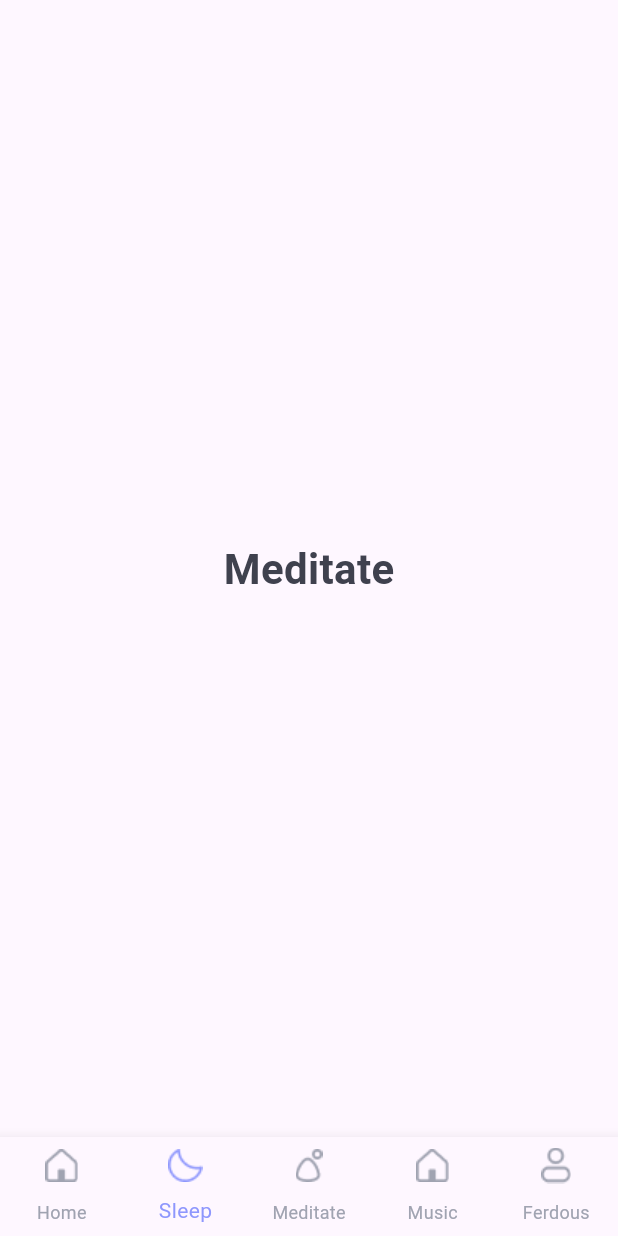
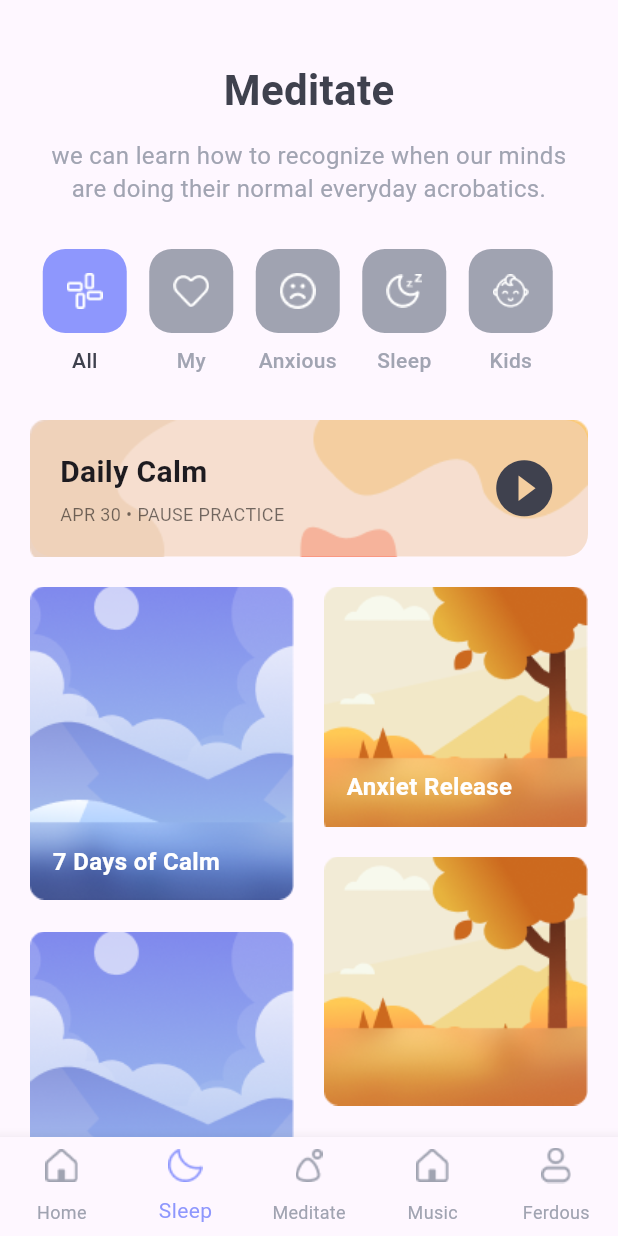
Before and after one commit to ferdoushasanpr/NeuroCalm-Flutter-Application, a Flutter app: the LayoutScreen screen opened directly, item 2 of the bottom bar chosen, on a phone screen of 412 x 824 dp. Run offline on Flutter 3.47's test engine with Material 3 defaults, Android fonts, the phone set to English and light mode, and no system bars.

Commit message:
modify: Category Item Widget Modified and Meditation Screen Completed

```diff
--- a/lib/screens/login.dart
+++ b/lib/screens/login.dart
@@ -1,7 +1,6 @@
 import 'package:flutter/material.dart';
 import 'package:neurocalm/screens/layout_screen.dart';
 import 'package:neurocalm/screens/signup.dart';
-import 'package:neurocalm/screens/home.dart';
 
 class LoginScreen extends StatelessWidget {
   const LoginScreen({super.key});
--- a/lib/screens/meditate.dart
+++ b/lib/screens/meditate.dart
@@ -1,4 +1,6 @@
 import 'package:flutter/material.dart';
+import 'package:neurocalm/widgets/category_item.dart';
+import 'package:neurocalm/widgets/content_card.dart';
 
 class MeditateScreen extends StatelessWidget {
   const MeditateScreen({super.key});
@@ -6,18 +8,162 @@ class MeditateScreen extends StatelessWidget {
   @override
   Widget build(BuildContext context) {
     return SafeArea(
-      child: Container(
-        padding: EdgeInsets.all(20.0),
-        child: Align(
-          alignment: Alignment.center,
-          child: Text(
-            "Meditate",
-            style: TextStyle(
-              color: Color.fromRGBO(63, 65, 78, 1),
-              fontSize: 28,
-              fontWeight: FontWeight.bold,
+      child: SingleChildScrollView(
+        padding: const EdgeInsets.symmetric(horizontal: 20),
+        child: Column(
+          crossAxisAlignment: CrossAxisAlignment.center,
+          children: [
+            const SizedBox(height: 40),
+            const Text(
+              'Meditate',
+              style: TextStyle(
+                fontSize: 28,
+                fontWeight: FontWeight.bold,
+                color: Color.fromRGBO(63, 65, 78, 1),
+              ),
             ),
-          ),
+            const SizedBox(height: 12),
+            const Text(
+              'we can learn how to recognize when our minds\nare doing their normal everyday acrobatics.',
+              textAlign: TextAlign.center,
+              style: TextStyle(
+                fontSize: 16,
+                color: Color.fromRGBO(161, 164, 178, 1),
+                height: 1.4,
+              ),
+            ),
+            const SizedBox(height: 30),
+
+            SingleChildScrollView(
+              scrollDirection: Axis.horizontal,
+              child: Row(
+                children: [
+                  CategoryItem(
+                    label: 'All',
+                    iconPath: "assets/icons/all-icon.png",
+                    color: const Color(0xFF8E97FD),
+                    isActive: true,
+                  ),
+                  CategoryItem(
+                    label: 'My',
+                    iconPath: "assets/icons/love-icon.png",
+                    color: Colors.grey.shade400,
+                    isActive: false,
+                  ),
+                  CategoryItem(
+                    label: 'Anxious',
+                    iconPath: "assets/icons/anxious-icon.png",
+                    color: Colors.grey.shade400,
+                    isActive: false,
+                  ),
+                  CategoryItem(
+                    label: 'Sleep',
+                    iconPath: "assets/icons/sleep-icon.png",
+                    color: Colors.grey.shade400,
+                    isActive: false,
+                  ),
+                  CategoryItem(
+                    label: 'Kids',
+                    iconPath: "assets/icons/kids-icon.png",
+                    color: Colors.grey.shade400,
+                    isActive: false,
+                  ),
+                ],
+              ),
+            ),
+            const SizedBox(height: 30),
+
+            Stack(
+              children: [
+                Positioned(
+                  top: 0,
+                  left: 0,
+                  right: 0,
+                  child: Image.asset('assets/images/daily-calm.png'),
+                ),
+                Container(
+                  padding: const EdgeInsets.all(20),
+                  decoration: BoxDecoration(
+                    color: const Color.fromARGB(166, 241, 209, 181),
+                    borderRadius: BorderRadius.circular(15),
+                  ),
+                  child: Row(
+                    mainAxisAlignment: MainAxisAlignment.spaceBetween,
+                    children: [
+                      Column(
+                        crossAxisAlignment: CrossAxisAlignment.start,
+                        children: const [
+                          Text(
+                            'Daily Calm',
+                            style: TextStyle(
+                              fontSize: 20,
+                              fontWeight: FontWeight.bold,
+                            ),
+                          ),
+                          SizedBox(height: 5),
+                          Text(
+                            'APR 30 • PAUSE PRACTICE',
+                            style: TextStyle(
+                              fontSize: 12,
+                              color: Colors.black54,
+                            ),
+                          ),
+                        ],
+                      ),
+                      const Icon(
+                        Icons.play_circle_fill,
+                        size: 45,
+                        color: Color(0xFF3F414E),
+                      ),
+                    ],
+                  ),
+                ),
+              ],
+            ),
+            const SizedBox(height: 20),
+
+            Row(
+              crossAxisAlignment: CrossAxisAlignment.start,
+              children: [
+                Expanded(
+                  child: Column(
+                    children: [
+                      ContentCard(
+                        title: '7 Days of Calm',
+                        height: 210,
+                        imagePath: 'assets/images/scene-a.png',
+                      ),
+                      const SizedBox(height: 20),
+                      ContentCard(
+                        title: '',
+                        height: 160,
+                        imagePath: 'assets/images/scene-a.png',
+                      ),
+                    ],
+                  ),
+                ),
+                const SizedBox(width: 20),
+                Expanded(
+                  child: Column(
+                    children: [
+                      ContentCard(
+                        title: 'Anxiet Release',
+                        height: 160,
+                        imagePath: 'assets/images/scene-b.png',
+                      ),
+                      const SizedBox(height: 20),
+                      ContentCard(
+                        title: '',
+                        height: 210,
+                        imagePath: 'assets/images/scene-b.png',
+                      ),
+                    ],
+                  ),
+                ),
+              ],
+            ),
+            const SizedBox(height: 40),
+          ],
         ),
       ),
     );
--- a/lib/widgets/category_item.dart
+++ b/lib/widgets/category_item.dart
@@ -4,13 +4,13 @@ class CategoryItem extends StatelessWidget {
   const CategoryItem({
     super.key,
     required this.label,
-    required this.icon,
+    required this.iconPath,
     required this.color,
     required this.isActive,
   });
 
   final String label;
-  final IconData icon;
+  final String iconPath;
   final Color color;
   final bool isActive;
 
@@ -20,23 +20,24 @@ class CategoryItem extends StatelessWidget {
       padding: const EdgeInsets.only(right: 15),
       child: Column(
         children: [
-          Container(
-            padding: const EdgeInsets.all(12),
-            decoration: BoxDecoration(
-              color: isActive ? color : Colors.grey.shade200,
-              borderRadius: BorderRadius.circular(15),
-            ),
-            child: Icon(
-              icon,
-              color: isActive ? Colors.white : Colors.grey,
-              size: 28,
+          GestureDetector(
+            onTap: () {},
+            child: Container(
+              padding: const EdgeInsets.all(16),
+              decoration: BoxDecoration(
+                color: isActive ? color : Color.fromRGBO(160, 163, 177, 1),
+                borderRadius: BorderRadius.circular(15),
+              ),
+              child: ImageIcon(AssetImage(iconPath), color: Colors.white),
             ),
           ),
           const SizedBox(height: 8),
           Text(
             label,
             style: TextStyle(
-              color: isActive ? Colors.black : Colors.grey,
+              color: isActive
+                  ? Color.fromRGBO(63, 65, 78, 1)
+                  : Color.fromRGBO(161, 164, 178, 1),
               fontWeight: FontWeight.w500,
             ),
           ),
--- a/lib/widgets/content_card.dart
+++ b/lib/widgets/content_card.dart
@@ -4,23 +4,23 @@ class ContentCard extends StatelessWidget {
   const ContentCard({
     super.key,
     required this.title,
-    required this.color,
     required this.height,
+    required this.imagePath,
   });
 
   final String title;
-  final Color color;
   final double height;
+  final String imagePath;
 
   @override
   Widget build(BuildContext context) {
-    return Container(
+    return Stack(
+      children: [
+        Positioned(top: 0, left: 0, right: 0, child: Image.asset(imagePath)),
+        Container(
           height: height,
           width: double.infinity,
-      decoration: BoxDecoration(
-        color: color,
-        borderRadius: BorderRadius.circular(15),
-      ),
+          decoration: BoxDecoration(borderRadius: BorderRadius.circular(15)),
           padding: const EdgeInsets.all(15),
           alignment: Alignment.bottomLeft,
           child: Text(
@@ -31,6 +31,8 @@ class ContentCard extends StatelessWidget {
               fontSize: 16,
             ),
           ),
+        ),
+      ],
     );
   }
 }
```
Also changed, not shown: pubspec.yaml (+8 -0 lines), assets/icons/all-icon.png (added), assets/icons/anxious-icon.png (added), assets/icons/kids-icon.png (added), assets/icons/love-icon.png (added), assets/icons/sleep-icon.png (added), assets/images/daily-calm.png (added), assets/images/scene-a.png (added), assets/images/scene-b.png (added). Lines whose indentation alone changed are shown as unchanged.
